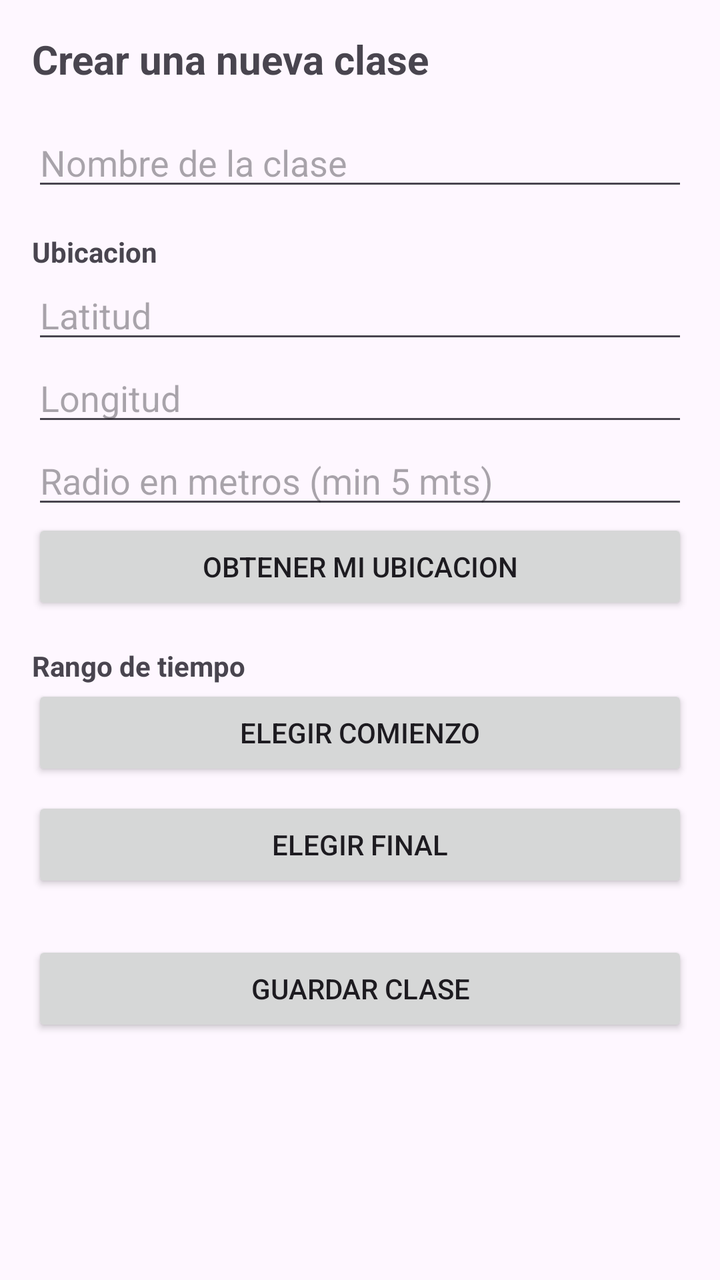
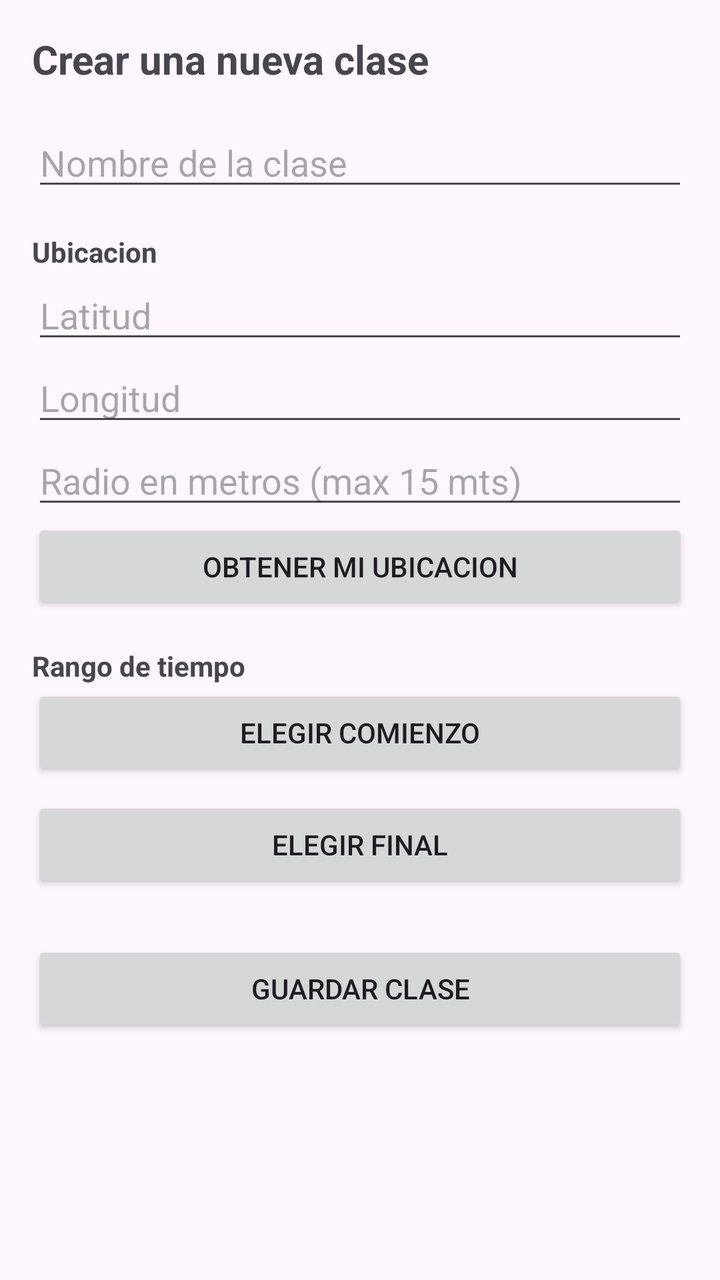

Compare the two renders of this Android layout. The source of the first and the diff that turns it into the second are given below.
<!-- AndroidManifest.xml: application theme Theme.RegistroAsistencia -->
<!-- res/layout/activity_create_course.xml -->
<?xml version="1.0" encoding="utf-8"?>
<ScrollView xmlns:android="http://schemas.android.com/apk/res/android"
    android:layout_width="match_parent"
    android:layout_height="match_parent"
    android:padding="16dp">

    <LinearLayout
        android:layout_width="match_parent"
        android:layout_height="wrap_content"
        android:orientation="vertical">

        <TextView
            android:layout_width="wrap_content"
            android:layout_height="wrap_content"
            android:layout_marginBottom="16dp"
            android:text="Crear una nueva clase"
            android:textSize="20sp"
            android:textStyle="bold" />

        <EditText
            android:id="@+id/etCourseName"
            android:layout_width="match_parent"
            android:layout_height="wrap_content"
            android:hint="Nombre de la clase" />

        <TextView
            android:layout_width="wrap_content"
            android:layout_height="wrap_content"
            android:layout_marginTop="16dp"
            android:text="Ubicacion"
            android:textStyle="bold" />

        <EditText
            android:id="@+id/etLatitude"
            android:layout_width="match_parent"
            android:layout_height="wrap_content"
            android:hint="Latitud"
            android:inputType="numberDecimal|numberSigned" />

        <EditText
            android:id="@+id/etLongitude"
            android:layout_width="match_parent"
            android:layout_height="wrap_content"
            android:hint="Longitud"
            android:inputType="numberDecimal|numberSigned" />

        <EditText
            android:id="@+id/etRadius"
            android:layout_width="match_parent"
            android:layout_height="wrap_content"
            android:hint="Radio en metros (min 5 mts)"
            android:inputType="numberDecimal" />

        <Button
            android:id="@+id/btnGetlocation"
            android:layout_width="match_parent"
            android:layout_height="wrap_content"
            android:text="Obtener mi ubicacion" />

        <TextView
            android:layout_width="wrap_content"
            android:layout_height="wrap_content"
            android:layout_marginTop="16dp"
            android:text="Rango de tiempo"
            android:textStyle="bold" />

        <Button
            android:id="@+id/btnStartTime"
            android:layout_width="match_parent"
            android:layout_height="wrap_content"
            android:text="Elegir comienzo" />

        <Button
            android:id="@+id/btnEndTime"
            android:layout_width="match_parent"
            android:layout_height="wrap_content"
            android:layout_marginTop="8dp"
            android:text="Elegir final" />

        <Button
            android:id="@+id/btnSaveCourse"
            android:layout_width="match_parent"
            android:layout_height="wrap_content"
            android:layout_marginTop="24dp"
            android:text="Guardar clase" />

    </LinearLayout>
</ScrollView>
<!-- resources referenced by this layout -->
<resources>
  <style name="Theme.RegistroAsistencia" parent="Base.Theme.RegistroAsistencia" />
  <style name="Base.Theme.RegistroAsistencia" parent="Theme.Material3.DayNight.NoActionBar">
          
          
      </style>
</resources>

<!-- the commit's change to res/layout/activity_create_course.xml (unified diff, before → after) -->
@@ -48,7 +48,7 @@
             android:id="@+id/etRadius"
             android:layout_width="match_parent"
             android:layout_height="wrap_content"
-            android:hint="Radio en metros (min 5 mts)"
+            android:hint="Radio en metros (max 15 mts)"
             android:inputType="numberDecimal" />
 
         <Button
